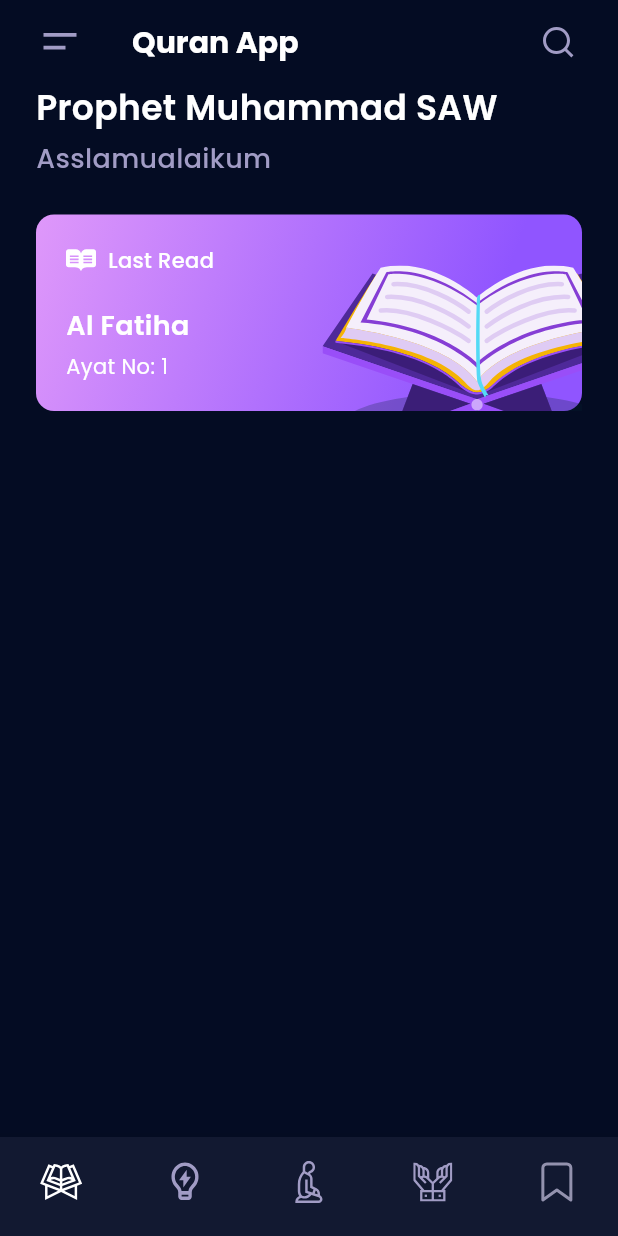
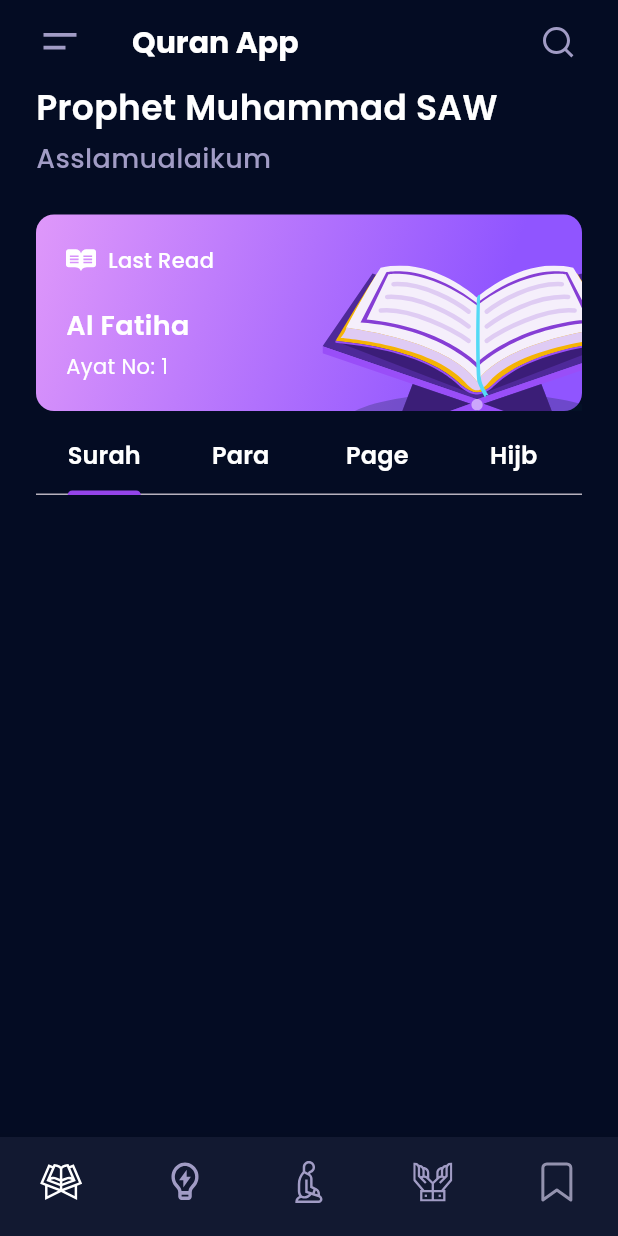
Before and after one commit to MrKrab28/Quran-app-flutter, a Flutter app: the HomeScreen screen opened directly, on a phone screen of 412 x 824 dp. Run offline on Flutter 3.47's test engine with Material 3 defaults, Android fonts, the phone set to English and light mode, and no system bars; our stand-ins replace flutter_svg, google_fonts.

Commit message:
add tab UI

```diff
--- a/lib/screens/home_screen.dart
+++ b/lib/screens/home_screen.dart
@@ -12,9 +12,66 @@ class HomeScreen extends StatelessWidget {
       backgroundColor: backgroundcolor,
       appBar: _appBar(),
       bottomNavigationBar: _bottomNavigationBar(),
-      body: Padding(
+      body: DefaultTabController(
+        length: 4,
+        child: Padding(
           padding: const EdgeInsets.symmetric(horizontal: 24),
-        child: Column(
+          child: NestedScrollView(
+            headerSliverBuilder:
+                (context, innerBoxIsScrolled) => [
+                  SliverToBoxAdapter(child: _greeting()),
+                  SliverAppBar(
+                    pinned: true,
+                    elevation: 0,
+                    backgroundColor: backgroundcolor,
+                    automaticallyImplyLeading: false,
+                    shape: Border(
+                      bottom: BorderSide(
+                        width: 4,
+                        color: const Color(0xff040C23).withValues(alpha: .1),
+                      ),
+                    ),
+                    bottom: PreferredSize(
+                      preferredSize: const Size.fromHeight(0),
+                      child: _tab(),
+                    ),
+                  ),
+                ],
+            body: Container(),
+          ),
+        ),
+      ),
+    );
+  }
+
+  TabBar _tab() {
+    return TabBar(
+      unselectedLabelColor: text,
+      labelColor: Colors.white,
+      indicatorColor: primary,
+      indicatorWeight: 3,
+      tabs: [
+        _tabItem(label: 'Surah'),
+        _tabItem(label: 'Para'),
+        _tabItem(label: 'Page'),
+        _tabItem(label: 'Hijb'),
+      ],
+    );
+  }
+
+  Tab _tabItem({required String label}) => Tab(
+    child: Text(
+      label,
+      style: GoogleFonts.poppins(
+        color: Colors.white,
+        fontSize: 16,
+        fontWeight: FontWeight.w600,
+      ),
+    ),
+  );
+
+  Column _greeting() {
+    return Column(
       crossAxisAlignment: CrossAxisAlignment.start,
       children: [
         Text(
@@ -37,8 +94,6 @@ class HomeScreen extends StatelessWidget {
         const SizedBox(height: 24),
         _lastRead(),
       ],
-        ),
-      ),
     );
   }
 
```
Also changed, not shown: lib/tabs/hijb_tab.dart (added), lib/tabs/page_tab.dart (added), lib/tabs/para_tab.dart (added), lib/tabs/surah_tab.dart (added). Lines whose indentation alone changed are shown as unchanged.
